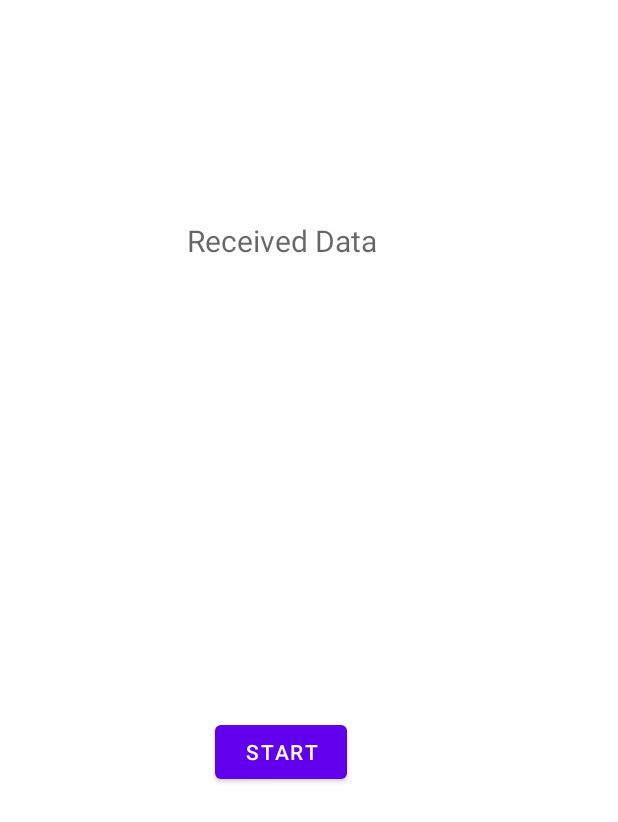
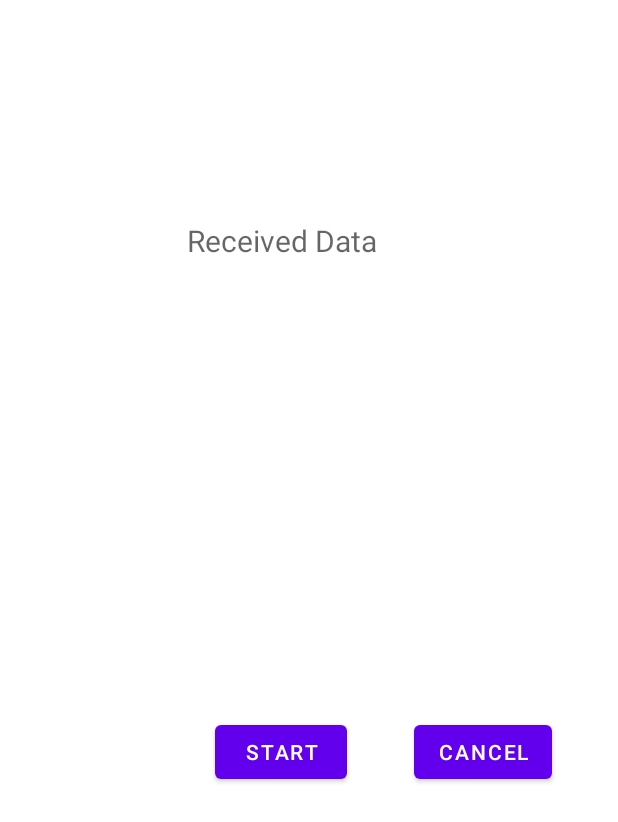
Before and after one commit to MrSingh1807/Kotlin-Flows, an Android app: the layout activity_main.xml on its own in the app's theme, with its tools: preview values and no code run, on a phone screen of 412 x 824 dp. Shown: the top 822 px of the screen. Run offline under Robolectric (Android 15) with nearby library versions, the phone set to English and light mode, and no system bars.

Commit message:
cancel coroutine

```diff
--- a/app/src/main/res/layout/activity_main.xml
+++ b/app/src/main/res/layout/activity_main.xml
@@ -31,4 +31,15 @@
         app:layout_constraintTop_toBottomOf="@+id/flowDataTV"
         app:layout_constraintVertical_bias="0.504" />
 
+    <Button
+        android:id="@+id/cancelFlowBTN"
+        android:layout_width="wrap_content"
+        android:layout_height="wrap_content"
+        android:text="cancel"
+        app:layout_constraintBottom_toBottomOf="@+id/startFlowBTN"
+        app:layout_constraintEnd_toEndOf="parent"
+        app:layout_constraintHorizontal_bias="0.5"
+        app:layout_constraintStart_toEndOf="@+id/startFlowBTN"
+        app:layout_constraintTop_toTopOf="@+id/startFlowBTN" />
+
 </androidx.constraintlayout.widget.ConstraintLayout>
```
Also changed, not shown: app/src/main/java/com/example/kotlinflows/MainActivity.kt (+9 -1 lines).
